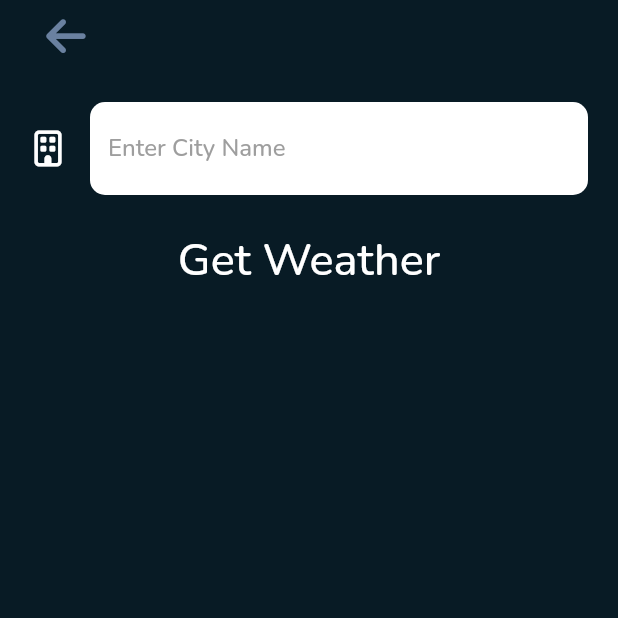
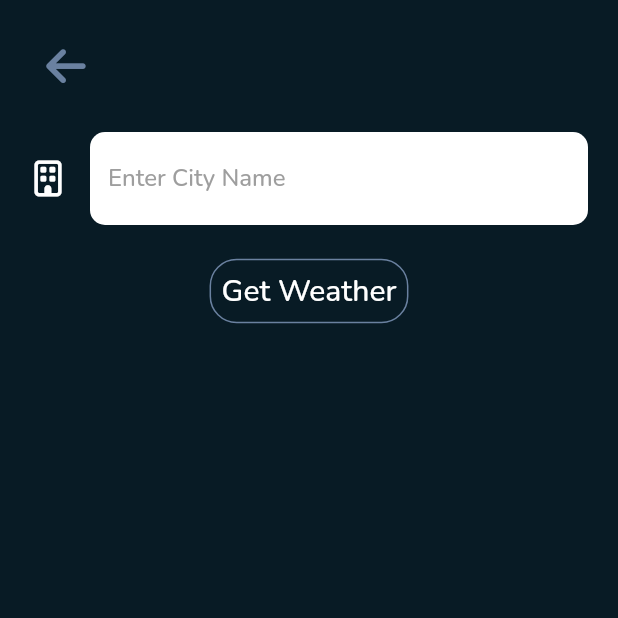
Before and after one commit to lavneesh27/Clima-Flutter, a Flutter app: the CityScreen screen opened directly, on a phone screen of 412 x 824 dp, the top half of it. Run offline on Flutter 3.47's test engine with Material 2 defaults, Android fonts, the phone set to English and light mode, and no system bars; our stand-ins replace flutter_spinkit, font_awesome_flutter, geolocator; network calls fail; statements that could not run were skipped.

Commit message:
Fixed some bugs

```diff
--- a/lib/screens/city_screen.dart
+++ b/lib/screens/city_screen.dart
@@ -15,6 +15,7 @@ class _CityScreenState extends State<CityScreen> {
     return Scaffold(
       backgroundColor: Color(0xff081B25),
       body: Container(
+        padding: EdgeInsets.only(top: 20.0),
         constraints: BoxConstraints.expand(),
         child: SafeArea(
           child: Column(
@@ -44,7 +45,15 @@ class _CityScreenState extends State<CityScreen> {
                   },
                 ),
               ),
-              FlatButton(
+              TextButton(
+                  style: ButtonStyle(
+                      shape: MaterialStateProperty.all<RoundedRectangleBorder>(
+                          RoundedRectangleBorder(
+                              borderRadius: BorderRadius.circular(18.0),
+                              side: BorderSide(color: Color(0xff6A81A0))
+                          )
+                      )
+                  ),
                 onPressed: () {
                   Navigator.pop(context, cityName);
                 },
--- a/lib/utilities/constants.dart
+++ b/lib/utilities/constants.dart
@@ -17,7 +17,8 @@ const kSmallTextStyle = TextStyle(
 );
 
 const kButtonTextStyle = TextStyle(
-  fontSize: 30.0,
+  color: Colors.white,
+  fontSize: 20.0,
   fontFamily: 'Nunito',
 );
 
```
Also changed, not shown: lib/screens/location_screen.dart (+5 -15 lines), 1 other file.
